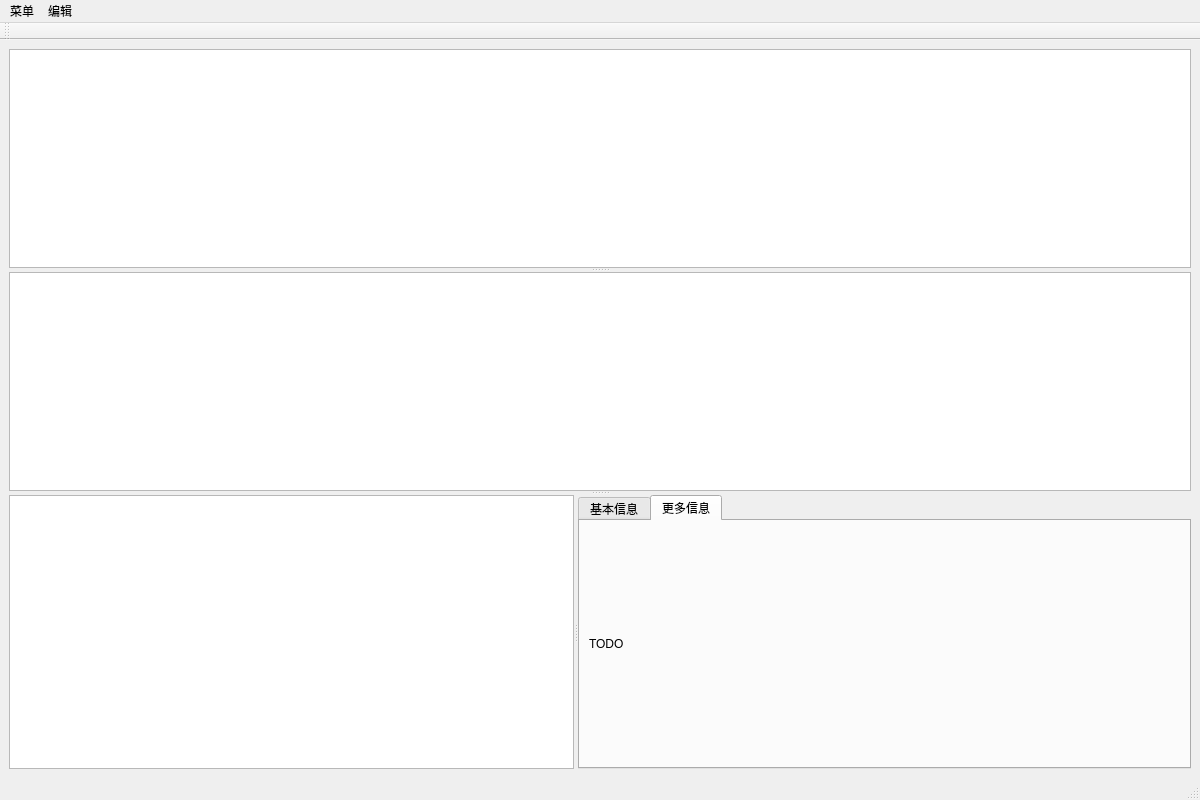
The window that PageUI/mainPage.ui (lxambulance/CoLoRagent) describes before a commit, drawn with Qt 5.
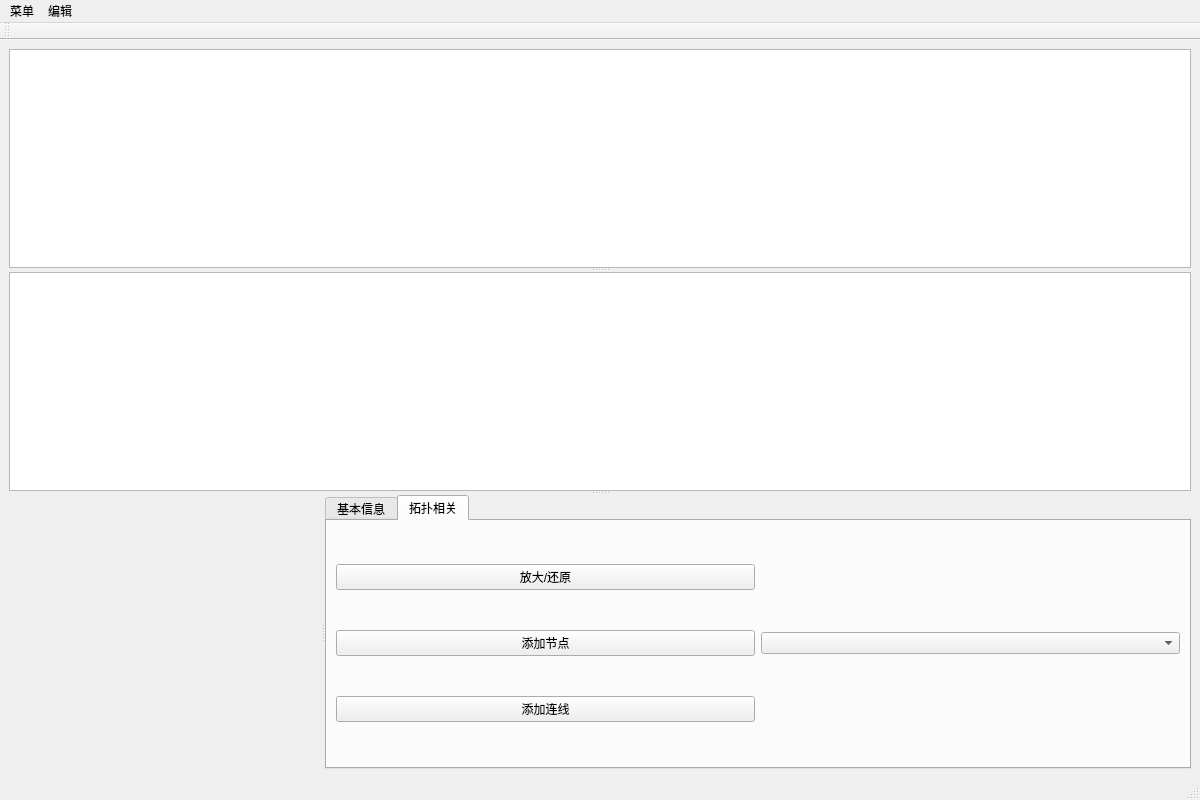
The same window after the commit. The open tabs and pages were chosen to show the change. Icons and pictures are not drawn. Custom widgets are drawn as their Qt base class.

Commit message: refactor(GraphWidget): 分开了scene和view

The edit to the form file:
```diff
--- a/PageUI/mainPage.ui
+++ b/PageUI/mainPage.ui
@@ -37,7 +37,7 @@
        <property name="orientation">
         <enum>Qt::Horizontal</enum>
        </property>
-       <widget class="GraphWidget" name="graphics"/>
+       <widget class="GraphicWindow" name="graphics" native="true"/>
        <widget class="QTabWidget" name="tabWidget">
         <property name="currentIndex">
          <number>0</number>
@@ -69,13 +69,37 @@
         </widget>
         <widget class="QWidget" name="MoreTab">
          <attribute name="title">
-          <string>更多信息</string>
+          <string>拓扑相关</string>
          </attribute>
-         <layout class="QVBoxLayout" name="verticalLayout">
-          <item>
-           <widget class="QLabel" name="label">
+         <layout class="QGridLayout" name="gridLayout">
+          <item row="1" column="1">
+           <widget class="QComboBox" name="nodeType">
+            <property name="currentText">
+             <string/>
+            </property>
+            <property name="currentIndex">
+             <number>-1</number>
+            </property>
+           </widget>
+          </item>
+          <item row="0" column="0">
+           <widget class="QPushButton" name="scaling">
             <property name="text">
-             <string>TODO</string>
+             <string>放大/还原</string>
+            </property>
+           </widget>
+          </item>
+          <item row="1" column="0">
+           <widget class="QPushButton" name="addNode">
+            <property name="text">
+             <string>添加节点</string>
+            </property>
+           </widget>
+          </item>
+          <item row="2" column="0">
+           <widget class="QPushButton" name="addLine">
+            <property name="text">
+             <string>添加连线</string>
             </property>
            </widget>
           </item>
@@ -200,9 +224,10 @@
    <header>serviceList</header>
   </customwidget>
   <customwidget>
-   <class>GraphWidget</class>
-   <extends>QGraphicsView</extends>
-   <header>GraphWidget</header>
+   <class>GraphicWindow</class>
+   <extends>QWidget</extends>
+   <header location="global">GraphicWindow</header>
+   <container>1</container>
   </customwidget>
  </customwidgets>
  <resources>
```
Left out of the diff: 7 changed lines with no effect on the pictures. The commit also changes 6 other files.
